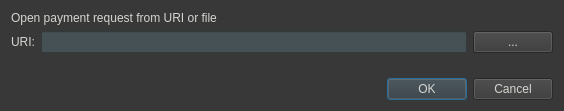
The window that src/qt/forms/openuridialog.ui (NewCapital/TWINS-Core) describes before a commit, drawn with Qt 5.
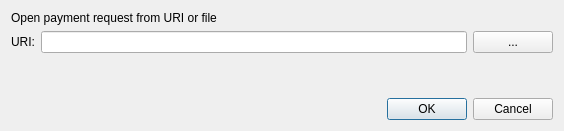
The same window after the commit. Custom widgets are drawn as their Qt base class.

Diff of the .ui file:
```diff
--- a/src/qt/forms/openuridialog.ui
+++ b/src/qt/forms/openuridialog.ui
@@ -7,16 +7,12 @@
     <x>0</x>
     <y>0</y>
     <width>564</width>
-    <height>111</height>
+    <height>131</height>
    </rect>
   </property>
   <property name="windowTitle">
    <string>Open URI</string>
   </property>
-  <property name="styleSheet">
-   <string notr="true">background-color:rgb(56, 56, 56);
-color:rgb(211, 215, 207);</string>
-  </property>
   <layout class="QVBoxLayout" name="verticalLayout">
    <item>
     <widget class="QLabel" name="label_2">
@@ -35,12 +31,7 @@
       </widget>
      </item>
      <item>
-      <widget class="QValidatedLineEdit" name="uriEdit">
-       <property name="styleSheet">
-        <string notr="true">background-color:rgb(70, 81, 86);
-color:rgb(211, 215, 207);</string>
-       </property>
-      </widget>
+      <widget class="QValidatedLineEdit" name="uriEdit"/>
      </item>
      <item>
       <widget class="QPushButton" name="selectFileButton">
```
